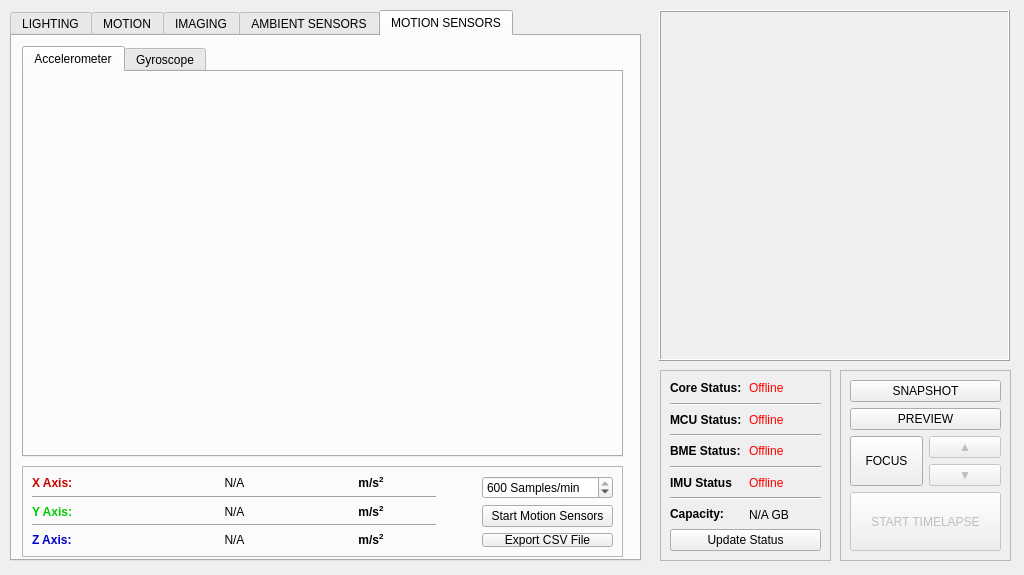
Before: the Qt Designer form _ui/Clinostat.ui in CoCl-Jerry/SciSpin_Max_RELEASE, drawn with Qt 5.
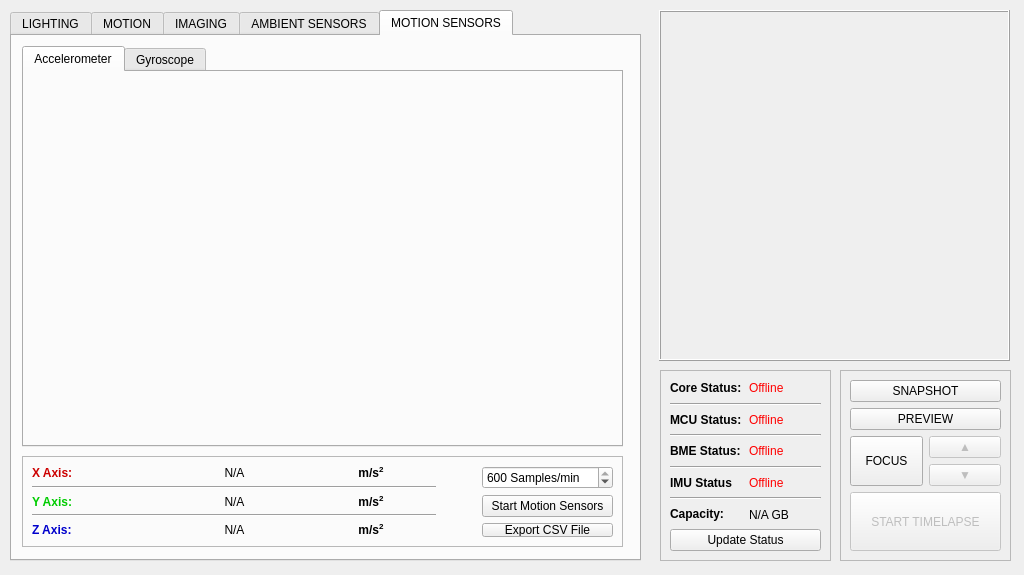
After: the same form once the commit is applied. The open tabs and pages were chosen to show the change. Icons and pictures are not drawn. Custom widgets are drawn as their Qt base class.

```diff
--- a/_ui/Clinostat.ui
+++ b/_ui/Clinostat.ui
@@ -1725,7 +1725,7 @@
         <x>10</x>
         <y>10</y>
         <width>601</width>
-        <height>411</height>
+        <height>401</height>
        </rect>
       </property>
       <property name="currentIndex">
@@ -1741,7 +1741,7 @@
           <x>10</x>
           <y>10</y>
           <width>581</width>
-          <height>371</height>
+          <height>361</height>
          </rect>
         </property>
        </widget>
@@ -1766,7 +1766,7 @@
       <property name="geometry">
        <rect>
         <x>10</x>
-        <y>430</y>
+        <y>420</y>
         <width>601</width>
         <height>91</height>
        </rect>
```
Left out of the diff: 13 changed lines with no effect on the pictures.
